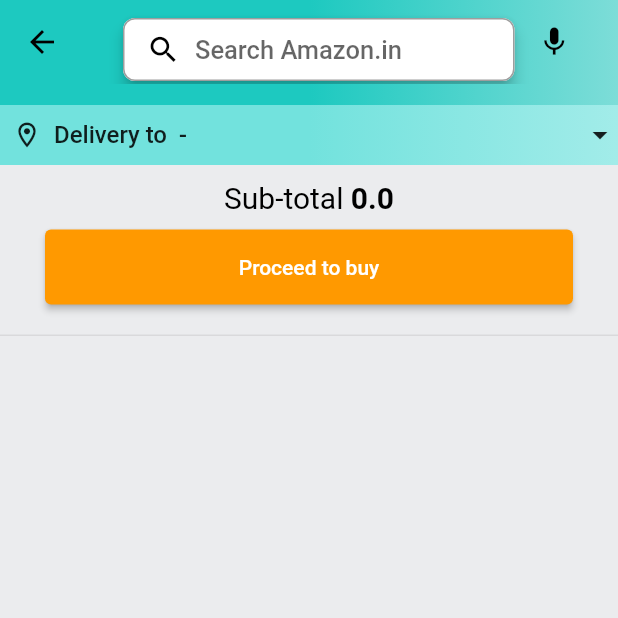
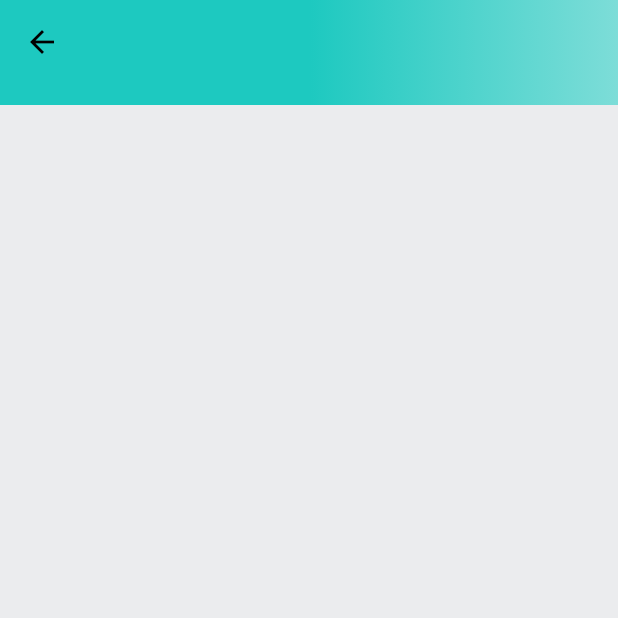
Before and after one commit to deepakgawade/amazon_clone, a Flutter app: the CartScreen screen opened directly, after a tap on "Proceed to buy", on a phone screen of 412 x 824 dp, the top half of it. Run offline on Flutter 3.47's test engine with Material 2 defaults, Android fonts, the phone set to English and light mode, and no system bars; our stand-ins replace dio, dotted_border, file_picker, flutter_rating_bar, freezed_annotation, shared_preferences and 1 more; missing offline and left inert: cloudinary_public; accounts and stored records are empty.

Commit message:
address screen

```diff
--- /dev/null
+++ b/lib/features/address/screens/address_screen.dart
@@ -0,0 +1,33 @@
+import 'package:amazon_clone/constants/global_variables.dart';
+import 'package:amazon_clone/features/search/screens/search_screen.dart';
+import 'package:flutter/material.dart';
+
+class AddressScreen extends StatefulWidget {
+  static const String routeName = "/address-screen";
+  const AddressScreen({super.key});
+
+  @override
+  State<AddressScreen> createState() => _AddressScreenState();
+}
+
+class _AddressScreenState extends State<AddressScreen> {
+  void navigateToSearchScreen({required String searchQuery}) {
+    Navigator.pushNamed(context, SearchScreen.routeName,
+        arguments: searchQuery);
+  }
+
+  @override
+  Widget build(BuildContext context) {
+    return Scaffold(
+      appBar: PreferredSize(
+          // ignore: sort_child_properties_last
+          child: AppBar(
+            flexibleSpace: Container(
+              decoration:
+                  const BoxDecoration(gradient: GlobalVariables.appBarGradient),
+            ),
+          ),
+          preferredSize: const Size.fromHeight(70)),
+    );
+  }
+}
--- a/lib/features/cart/screens/cart_screen.dart
+++ b/lib/features/cart/screens/cart_screen.dart
@@ -1,5 +1,6 @@
 import 'package:amazon_clone/common/widgets/custom_button.dart';
 import 'package:amazon_clone/constants/global_variables.dart';
+import 'package:amazon_clone/features/address/screens/address_screen.dart';
 import 'package:amazon_clone/features/cart/widgets/cart_item.dart';
 import 'package:amazon_clone/features/cart/widgets/cart_sub_total.dart';
 import 'package:amazon_clone/features/home/widgets/address_box.dart';
@@ -98,7 +99,9 @@ class _CartScreenState extends State<CartScreen> {
               Container(
                 padding: const EdgeInsets.symmetric(horizontal: 30),
                 child: CustomButton(
-                  onPressed: () {},
+                  onPressed: () {
+                    Navigator.pushNamed(context, AddressScreen.routeName);
+                  },
                   text: 'Proceed to buy',
                 ),
               ),
--- a/lib/router.dart
+++ b/lib/router.dart
@@ -1,4 +1,5 @@
 import 'package:amazon_clone/common/widgets/bottom_bar.dart';
+import 'package:amazon_clone/features/address/screens/address_screen.dart';
 import 'package:amazon_clone/features/admin/models/product_model.dart';
 import 'package:amazon_clone/features/admin/screens/views/add_product_screen.dart';
 import 'package:amazon_clone/features/auth/screens/auth_screen.dart';
@@ -36,6 +37,10 @@ Route<dynamic> generateRoute(RouteSettings routeSettings) {
           builder: (_) => SearchScreen(
                 seachQuery: searchQuery.toString(),
               ));
+
+    case AddressScreen.routeName:
+      return MaterialPageRoute(
+          settings: routeSettings, builder: (_) => const AddressScreen());
     case ProductDetailsScreen.routeName:
       Product product = routeSettings.arguments as Product;
       return MaterialPageRoute(
```
